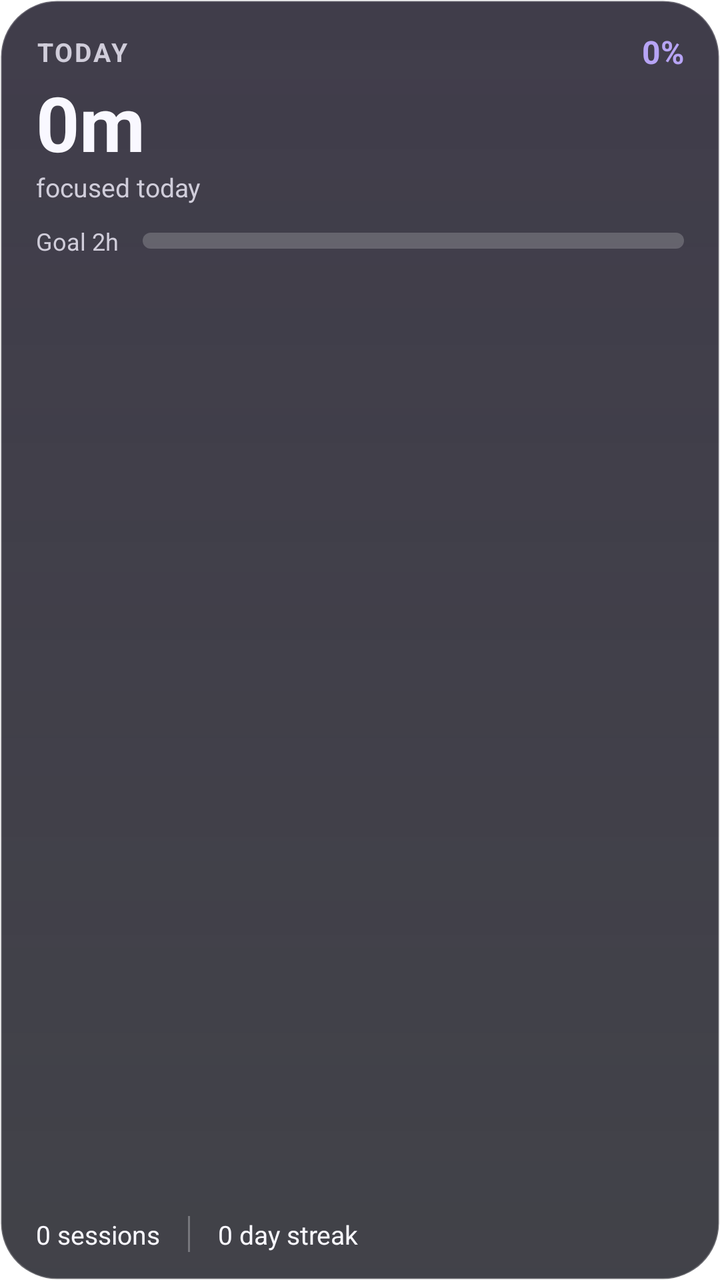
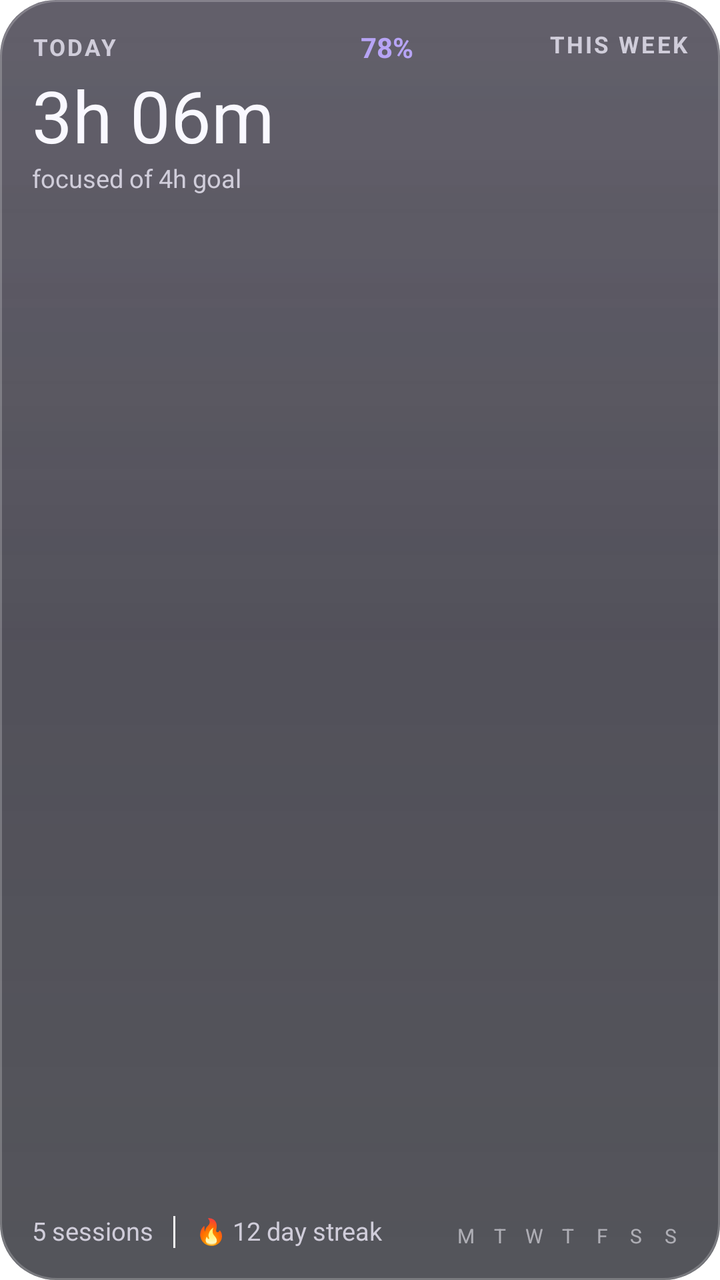

Before-and-after screenshots of an Android layout around one commit, followed by the original layout XML and the change that was made.
<!-- AndroidManifest.xml: application theme Theme.Flowstate.Splash -->
<!-- res/layout/widget_daily_progress.xml -->
<?xml version="1.0" encoding="utf-8"?>
<LinearLayout xmlns:android="http://schemas.android.com/apk/res/android"
    android:id="@+id/widget_root"
    android:layout_width="match_parent"
    android:layout_height="match_parent"
    android:background="@drawable/widget_glass_dark"
    android:clickable="true"
    android:focusable="true"
    android:orientation="vertical"
    android:paddingStart="18dp"
    android:paddingTop="15dp"
    android:paddingEnd="18dp"
    android:paddingBottom="14dp">

    <LinearLayout
        android:layout_width="match_parent"
        android:layout_height="wrap_content"
        android:gravity="center_vertical"
        android:orientation="horizontal">

        <TextView
            android:id="@+id/today_label"
            android:layout_width="0dp"
            android:layout_height="wrap_content"
            android:layout_weight="1"
            android:letterSpacing="0.08"
            android:text="TODAY"
            android:textColor="#D0CDDA"
            android:textSize="13sp"
            android:textStyle="bold" />

        <TextView
            android:id="@+id/percent"
            android:layout_width="wrap_content"
            android:layout_height="wrap_content"
            android:text="0%"
            android:textColor="#B7A4F5"
            android:textSize="16sp"
            android:textStyle="bold" />
    </LinearLayout>

    <TextView
        android:id="@+id/focus_time"
        android:layout_width="match_parent"
        android:layout_height="wrap_content"
        android:layout_marginTop="4dp"
        android:includeFontPadding="false"
        android:maxLines="1"
        android:text="0m"
        android:textColor="#F9F8FF"
        android:textSize="38sp"
        android:textStyle="bold"
        android:ellipsize="end" />

    <TextView
        android:id="@+id/focus_subtitle"
        android:layout_width="match_parent"
        android:layout_height="wrap_content"
        android:layout_marginTop="-1dp"
        android:text="focused today"
        android:textColor="#D0CDDA"
        android:textSize="13sp" />

    <LinearLayout
        android:layout_width="match_parent"
        android:layout_height="wrap_content"
        android:layout_marginTop="10dp"
        android:gravity="center_vertical"
        android:orientation="horizontal">

        <TextView
            android:id="@+id/goal_label"
            android:layout_width="wrap_content"
            android:layout_height="wrap_content"
            android:maxLines="1"
            android:text="Goal 2h"
            android:textColor="#D0CDDA"
            android:textSize="12sp" />

        <ProgressBar
            android:id="@+id/goal_progress"
            style="?android:attr/progressBarStyleHorizontal"
            android:layout_width="0dp"
            android:layout_height="8dp"
            android:layout_marginStart="12dp"
            android:layout_weight="1"
            android:indeterminate="false"
            android:max="100"
            android:progress="0"
            android:progressDrawable="@drawable/widget_progress" />
    </LinearLayout>

    <LinearLayout
        android:layout_width="match_parent"
        android:layout_height="0dp"
        android:layout_marginTop="10dp"
        android:layout_weight="1"
        android:gravity="bottom|center_vertical"
        android:orientation="horizontal">

        <TextView
            android:id="@+id/sessions_summary"
            android:layout_width="wrap_content"
            android:layout_height="wrap_content"
            android:paddingEnd="14dp"
            android:text="0 sessions"
            android:textColor="#F9F8FF"
            android:textSize="13sp" />

        <ImageView
            android:layout_width="1dp"
            android:layout_height="18dp"
            android:importantForAccessibility="no"
            android:background="#47FFFFFF" />

        <TextView
            android:id="@+id/streak_summary"
            android:layout_width="wrap_content"
            android:layout_height="wrap_content"
            android:paddingStart="14dp"
            android:text="0 day streak"
            android:textColor="#F9F8FF"
            android:textSize="13sp" />
    </LinearLayout>
</LinearLayout>
<!-- resources referenced by this layout -->
<resources>
  <!-- drawable widget_glass_dark (drawable) -->
  <?xml version="1.0" encoding="utf-8"?>
  <shape xmlns:android="http://schemas.android.com/apk/res/android" android:shape="rectangle">
      <gradient
          android:angle="270"
          android:startColor="#D91F1B2B"
          android:endColor="#CC12131B" />
      <corners android:radius="28dp" />
      <stroke android:width="1dp" android:color="#35FFFFFF" />
  </shape>
  <!-- drawable widget_progress (drawable) -->
  <?xml version="1.0" encoding="utf-8"?>
  <layer-list xmlns:android="http://schemas.android.com/apk/res/android">
      <item android:id="@android:id/background">
          <shape android:shape="rectangle">
              <solid android:color="#32FFFFFF" />
              <corners android:radius="8dp" />
          </shape>
      </item>
      <item android:id="@android:id/progress">
          <clip>
              <shape android:shape="rectangle">
                  <solid android:color="#A78BFA" />
                  <corners android:radius="8dp" />
              </shape>
          </clip>
      </item>
  </layer-list>
  <style name="Theme.Flowstate.Splash" parent="Theme.SplashScreen">
          <item name="windowSplashScreenBackground">@color/splash_bg</item>
          <item name="windowSplashScreenAnimatedIcon">@drawable/ic_launcher_foreground</item>
          <item name="postSplashScreenTheme">@style/Theme.Flowstate</item>
      </style>
  <color name="splash_bg">#101418</color>
  <!-- drawable ic_launcher_foreground: png bitmap (drawable-nodpi, 61155 bytes) -->
  <style name="Theme.Flowstate" parent="android:Theme.Material.NoActionBar">
          <item name="android:windowBackground">@color/splash_bg</item>
          <item name="android:statusBarColor">@android:color/transparent</item>
          <item name="android:navigationBarColor">@android:color/transparent</item>
      </style>
</resources>

<!-- the commit's change to res/layout/widget_daily_progress.xml (unified diff, before → after) -->
@@ -4,122 +4,235 @@
     android:layout_width="match_parent"
     android:layout_height="match_parent"
     android:background="@drawable/widget_glass_dark"
-    android:clickable="true"
-    android:focusable="true"
-    android:orientation="vertical"
-    android:paddingStart="18dp"
-    android:paddingTop="15dp"
-    android:paddingEnd="18dp"
-    android:paddingBottom="14dp">
-
+    android:clipToPadding="false"
+    android:orientation="horizontal"
+    android:paddingStart="16dp"
+    android:paddingEnd="16dp"
+    android:paddingTop="16dp"
+    android:paddingBottom="16dp">
     <LinearLayout
-        android:layout_width="match_parent"
-        android:layout_height="wrap_content"
-        android:gravity="center_vertical"
-        android:orientation="horizontal">
-
+        android:layout_width="0dp"
+        android:layout_height="match_parent"
+        android:layout_weight="1.6"
+        android:orientation="vertical">
+        <LinearLayout
+            android:layout_width="match_parent"
+            android:layout_height="wrap_content"
+            android:orientation="horizontal"
+            android:gravity="center_vertical">
+            <TextView
+                android:id="@+id/today_label"
+                android:layout_width="0dp"
+                android:layout_height="wrap_content"
+                android:layout_weight="1"
+                android:includeFontPadding="false"
+                android:maxLines="1"
+                android:ellipsize="end"
+                android:text="TODAY"
+                android:textColor="#D0CDDA"
+                android:textSize="11.5sp"
+                android:textStyle="bold"
+                android:letterSpacing="0.09" />
+            <TextView
+                android:id="@+id/percent"
+                android:layout_width="wrap_content"
+                android:layout_height="wrap_content"
+                android:includeFontPadding="false"
+                android:maxLines="1"
+                android:ellipsize="end"
+                android:text="78%"
+                android:textColor="#B7A4F5"
+                android:textSize="14sp"
+                android:textStyle="bold" />
+        </LinearLayout>
         <TextView
-            android:id="@+id/today_label"
-            android:layout_width="0dp"
-            android:layout_height="wrap_content"
+            android:id="@+id/focus_time"
+            android:layout_width="match_parent"
+            android:layout_height="wrap_content"
+            android:includeFontPadding="false"
+            android:maxLines="1"
+            android:ellipsize="end"
+            android:text="3h 06m"
+            android:textColor="#F9F8FF"
+            android:textSize="36sp"
+            android:fontFamily="sans-serif"
+            android:layout_marginTop="6dp" />
+        <TextView
+            android:id="@+id/goal_line"
+            android:layout_width="match_parent"
+            android:layout_height="wrap_content"
+            android:includeFontPadding="false"
+            android:maxLines="1"
+            android:ellipsize="end"
+            android:text="focused of 4h goal"
+            android:textColor="#D0CDDA"
+            android:textSize="12.5sp"
+            android:layout_marginTop="2dp" />
+        <ImageView
+            android:id="@+id/goal_bar"
+            android:layout_width="match_parent"
+            android:layout_height="7dp"
+            android:scaleType="fitXY"
+            android:importantForAccessibility="no"
+            android:layout_marginTop="10dp" />
+        <FrameLayout
+            android:layout_width="match_parent"
+            android:layout_height="0dp"
+            android:layout_weight="1" />
+        <LinearLayout
+            android:layout_width="match_parent"
+            android:layout_height="wrap_content"
+            android:orientation="horizontal"
+            android:gravity="center_vertical">
+            <TextView
+                android:id="@+id/sessions_summary"
+                android:layout_width="wrap_content"
+                android:layout_height="wrap_content"
+                android:includeFontPadding="false"
+                android:maxLines="1"
+                android:ellipsize="end"
+                android:text="5 sessions"
+                android:textColor="#D0CDDA"
+                android:textSize="12.5sp" />
+            <ImageView
+                android:id="@+id/divider"
+                android:layout_width="1dp"
+                android:layout_height="16dp"
+                android:src="@drawable/widget_divider"
+                android:scaleType="fitXY"
+                android:tint="#38FFFFFF"
+                android:importantForAccessibility="no"
+                android:layout_marginStart="10dp"
+                android:layout_marginEnd="10dp" />
+            <TextView
+                android:id="@+id/streak_summary"
+                android:layout_width="0dp"
+                android:layout_height="wrap_content"
+                android:layout_weight="1"
+                android:includeFontPadding="false"
+                android:maxLines="1"
+                android:ellipsize="end"
+                android:text="🔥 12 day streak"
+                android:textColor="#D0CDDA"
+                android:textSize="12.5sp" />
+        </LinearLayout>
+    </LinearLayout>
+    <LinearLayout
+        android:layout_width="0dp"
+        android:layout_height="match_parent"
+        android:layout_weight="1"
+        android:orientation="vertical"
+        android:layout_marginStart="18dp">
+        <TextView
+            android:id="@+id/week_label"
+            android:layout_width="match_parent"
+            android:layout_height="wrap_content"
+            android:includeFontPadding="false"
+            android:maxLines="1"
+            android:ellipsize="end"
+            android:text="THIS WEEK"
+            android:textColor="#D0CDDA"
+            android:textSize="11.5sp"
+            android:textStyle="bold"
+            android:letterSpacing="0.09"
+            android:gravity="end" />
+        <ImageView
+            android:id="@+id/week_chart"
+            android:layout_width="match_parent"
+            android:layout_height="0dp"
+            android:scaleType="fitXY"
+            android:importantForAccessibility="no"
             android:layout_weight="1"
-            android:letterSpacing="0.08"
-            android:text="TODAY"
-            android:textColor="#D0CDDA"
-            android:textSize="13sp"
-            android:textStyle="bold" />
-
-        <TextView
-            android:id="@+id/percent"
-            android:layout_width="wrap_content"
-            android:layout_height="wrap_content"
-            android:text="0%"
-            android:textColor="#B7A4F5"
-            android:textSize="16sp"
-            android:textStyle="bold" />
-    </LinearLayout>
-
-    <TextView
-        android:id="@+id/focus_time"
-        android:layout_width="match_parent"
-        android:layout_height="wrap_content"
-        android:layout_marginTop="4dp"
-        android:includeFontPadding="false"
-        android:maxLines="1"
-        android:text="0m"
-        android:textColor="#F9F8FF"
-        android:textSize="38sp"
-        android:textStyle="bold"
-        android:ellipsize="end" />
-
-    <TextView
-        android:id="@+id/focus_subtitle"
-        android:layout_width="match_parent"
-        android:layout_height="wrap_content"
-        android:layout_marginTop="-1dp"
-        android:text="focused today"
-        android:textColor="#D0CDDA"
-        android:textSize="13sp" />
-
-    <LinearLayout
-        android:layout_width="match_parent"
-        android:layout_height="wrap_content"
-        android:layout_marginTop="10dp"
-        android:gravity="center_vertical"
-        android:orientation="horizontal">
-
-        <TextView
-            android:id="@+id/goal_label"
-            android:layout_width="wrap_content"
-            android:layout_height="wrap_content"
-            android:maxLines="1"
-            android:text="Goal 2h"
-            android:textColor="#D0CDDA"
-            android:textSize="12sp" />
-
-        <ProgressBar
-            android:id="@+id/goal_progress"
-            style="?android:attr/progressBarStyleHorizontal"
-            android:layout_width="0dp"
-            android:layout_height="8dp"
-            android:layout_marginStart="12dp"
-            android:layout_weight="1"
-            android:indeterminate="false"
-            android:max="100"
-            android:progress="0"
-            android:progressDrawable="@drawable/widget_progress" />
-    </LinearLayout>
-
-    <LinearLayout
-        android:layout_width="match_parent"
-        android:layout_height="0dp"
-        android:layout_marginTop="10dp"
-        android:layout_weight="1"
-        android:gravity="bottom|center_vertical"
-        android:orientation="horizontal">
-
-        <TextView
-            android:id="@+id/sessions_summary"
-            android:layout_width="wrap_content"
-            android:layout_height="wrap_content"
-            android:paddingEnd="14dp"
-            android:text="0 sessions"
-            android:textColor="#F9F8FF"
-            android:textSize="13sp" />
-
-        <ImageView
-            android:layout_width="1dp"
-            android:layout_height="18dp"
-            android:importantForAccessibility="no"
-            android:background="#47FFFFFF" />
-
-        <TextView
-            android:id="@+id/streak_summary"
-            android:layout_width="wrap_content"
-            android:layout_height="wrap_content"
-            android:paddingStart="14dp"
-            android:text="0 day streak"
-            android:textColor="#F9F8FF"
-            android:textSize="13sp" />
+            android:layout_marginTop="8dp" />
+        <LinearLayout
+            android:layout_width="match_parent"
+            android:layout_height="wrap_content"
+            android:orientation="horizontal"
+            android:layout_marginTop="5dp">
+            <TextView
+                android:id="@+id/day0"
+                android:layout_width="0dp"
+                android:layout_height="wrap_content"
+                android:layout_weight="1"
+                android:gravity="center"
+                android:includeFontPadding="false"
+                android:maxLines="1"
+                android:ellipsize="end"
+                android:text="M"
+                android:textColor="#8CF9F8FF"
+                android:textSize="10sp" />
+            <TextView
+                android:id="@+id/day1"
+                android:layout_width="0dp"
+                android:layout_height="wrap_content"
+                android:layout_weight="1"
+                android:gravity="center"
+                android:includeFontPadding="false"
+                android:maxLines="1"
+                android:ellipsize="end"
+                android:text="T"
+                android:textColor="#8CF9F8FF"
+                android:textSize="10sp" />
+            <TextView
+                android:id="@+id/day2"
+                android:layout_width="0dp"
+                android:layout_height="wrap_content"
+                android:layout_weight="1"
+                android:gravity="center"
+                android:includeFontPadding="false"
+                android:maxLines="1"
+                android:ellipsize="end"
+                android:text="W"
+                android:textColor="#8CF9F8FF"
+                android:textSize="10sp" />
+            <TextView
+                android:id="@+id/day3"
+                android:layout_width="0dp"
+                android:layout_height="wrap_content"
+                android:layout_weight="1"
+                android:gravity="center"
+                android:includeFontPadding="false"
+                android:maxLines="1"
+                android:ellipsize="end"
+                android:text="T"
+                android:textColor="#8CF9F8FF"
+                android:textSize="10sp" />
+            <TextView
+                android:id="@+id/day4"
+                android:layout_width="0dp"
+                android:layout_height="wrap_content"
+                android:layout_weight="1"
+                android:gravity="center"
+                android:includeFontPadding="false"
+                android:maxLines="1"
+                android:ellipsize="end"
+                android:text="F"
+                android:textColor="#8CF9F8FF"
+                android:textSize="10sp" />
+            <TextView
+                android:id="@+id/day5"
+                android:layout_width="0dp"
+                android:layout_height="wrap_content"
+                android:layout_weight="1"
+                android:gravity="center"
+                android:includeFontPadding="false"
+                android:maxLines="1"
+                android:ellipsize="end"
+                android:text="S"
+                android:textColor="#8CF9F8FF"
+                android:textSize="10sp" />
+            <TextView
+                android:id="@+id/day6"
+                android:layout_width="0dp"
+                android:layout_height="wrap_content"
+                android:layout_weight="1"
+                android:gravity="center"
+                android:includeFontPadding="false"
+                android:maxLines="1"
+                android:ellipsize="end"
+                android:text="S"
+                android:textColor="#8CF9F8FF"
+                android:textSize="10sp" />
+        </LinearLayout>
     </LinearLayout>
 </LinearLayout>
<!-- resource entries referenced after the edit -->
@@ -1,31 +1,31 @@
 <!-- resources referenced by this layout -->
 <resources>
+  <!-- drawable widget_divider (drawable) -->
+  <?xml version="1.0" encoding="utf-8"?>
+  <shape xmlns:android="http://schemas.android.com/apk/res/android" android:shape="rectangle">
+      <solid android:color="#FFFFFFFF" />
+  </shape>
   <!-- drawable widget_glass_dark (drawable) -->
   <?xml version="1.0" encoding="utf-8"?>
-  <shape xmlns:android="http://schemas.android.com/apk/res/android" android:shape="rectangle">
-      <gradient
-          android:angle="270"
-          android:startColor="#D91F1B2B"
-          android:endColor="#CC12131B" />
-      <corners android:radius="28dp" />
-      <stroke android:width="1dp" android:color="#35FFFFFF" />
-  </shape>
-  <!-- drawable widget_progress (drawable) -->
-  <?xml version="1.0" encoding="utf-8"?>
   <layer-list xmlns:android="http://schemas.android.com/apk/res/android">
-      <item android:id="@android:id/background">
+      <item>
           <shape android:shape="rectangle">
-              <solid android:color="#32FFFFFF" />
-              <corners android:radius="8dp" />
+              <gradient android:angle="270" android:startColor="#C71F1B2B" android:endColor="#B812131B" />
+              <corners android:radius="28dp" />
           </shape>
       </item>
-      <item android:id="@android:id/progress">
-          <clip>
-              <shape android:shape="rectangle">
-                  <solid android:color="#A78BFA" />
-                  <corners android:radius="8dp" />
-              </shape>
-          </clip>
+      <item>
+          <shape android:shape="rectangle">
+              <gradient android:angle="270" android:startColor="#1AFFFFFF" android:centerColor="#00FFFFFF" android:endColor="#00FFFFFF" />
+              <corners android:radius="28dp" />
+          </shape>
+      </item>
+      <item>
+          <shape android:shape="rectangle">
+              <solid android:color="#00000000" />
+              <stroke android:width="1dp" android:color="#38FFFFFF" />
+              <corners android:radius="28dp" />
+          </shape>
       </item>
   </layer-list>
   <style name="Theme.Flowstate.Splash" parent="Theme.SplashScreen">
